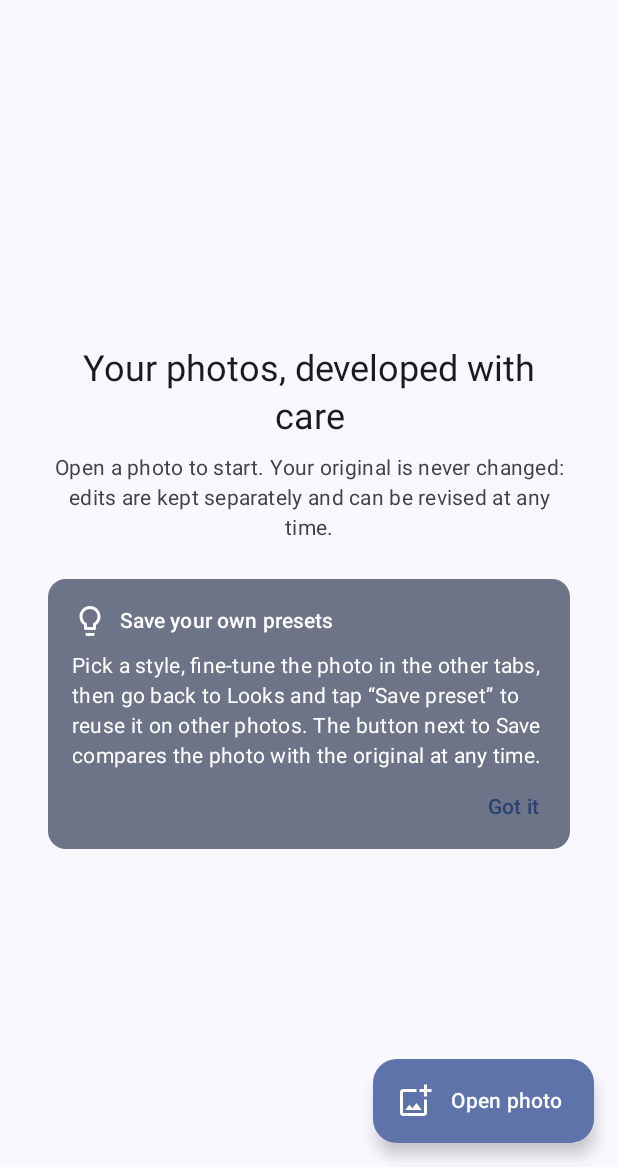
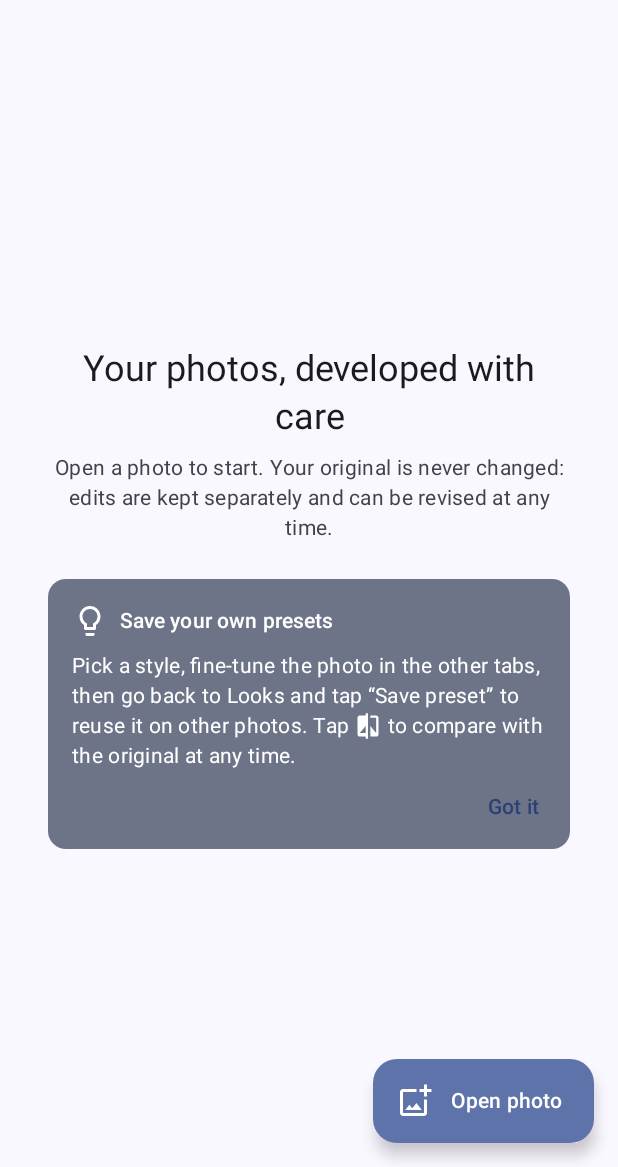
Before and after one commit to steve-linux/photograin, an Android app built with Jetpack Compose: the screen it shows after launch (MainActivity), on a phone screen of 412 x 824 dp, the part 69-1236 px from its top. Run offline under Robolectric (Android 15) with nearby library versions, the phone set to English and light mode, and no system bars.

Commit message:
Show the compare icon inside the tip
Co-Authored-By: Claude Opus 5.5 (1M context) <noreply@anthropic.com>
Claude-Session: https://claude.ai/code/session_01MTUwNtVpXtpk9VQUuotUTJ

```diff
--- a/app/src/main/java/io/github/steve_linux/photograin/ui/home/HomeScreen.kt
+++ b/app/src/main/java/io/github/steve_linux/photograin/ui/home/HomeScreen.kt
@@ -23,8 +23,11 @@ import androidx.compose.foundation.lazy.grid.GridItemSpan
 import androidx.compose.foundation.lazy.grid.LazyVerticalGrid
 import androidx.compose.foundation.lazy.grid.items
 import androidx.compose.foundation.shape.RoundedCornerShape
+import androidx.compose.foundation.text.InlineTextContent
+import androidx.compose.foundation.text.appendInlineContent
 import androidx.compose.material.icons.Icons
 import androidx.compose.material.icons.outlined.AddPhotoAlternate
+import androidx.compose.material.icons.outlined.Compare
 import androidx.compose.material.icons.outlined.Lightbulb
 import androidx.compose.material.icons.outlined.PhotoLibrary
 import androidx.compose.material3.Card
@@ -47,8 +50,12 @@ import androidx.compose.ui.graphics.asImageBitmap
 import androidx.compose.ui.layout.ContentScale
 import androidx.compose.ui.platform.LocalContext
 import androidx.compose.ui.res.stringResource
+import androidx.compose.ui.text.Placeholder
+import androidx.compose.ui.text.PlaceholderVerticalAlign
+import androidx.compose.ui.text.buildAnnotatedString
 import androidx.compose.ui.text.style.TextAlign
 import androidx.compose.ui.unit.dp
+import androidx.compose.ui.unit.em
 import io.github.steve_linux.photograin.R
 import io.github.steve_linux.photograin.data.ImageLoader
 import kotlinx.coroutines.Dispatchers
@@ -148,8 +155,24 @@ private fun PresetTip(onDismiss: () -> Unit) {
                 Text(stringResource(R.string.home_tip_title), style = MaterialTheme.typography.titleSmall)
             }
             Spacer(Modifier.height(8.dp))
+            // {icon} in the text stands for the editor's compare button, drawn inline.
+            val body = stringResource(R.string.home_tip_body)
+            val text = buildAnnotatedString {
+                val parts = body.split("{icon}", limit = 2)
+                append(parts[0])
+                if (parts.size == 2) {
+                    appendInlineContent(COMPARE_ICON, "[compare]")
+                    append(parts[1])
+                }
+            }
+            val iconContent = mapOf(
+                COMPARE_ICON to InlineTextContent(
+                    Placeholder(1.3.em, 1.3.em, PlaceholderVerticalAlign.TextCenter),
+                ) { Icon(Icons.Outlined.Compare, contentDescription = stringResource(R.string.compare)) },
+            )
             Text(
-                stringResource(R.string.home_tip_body),
+                text,
+                inlineContent = iconContent,
                 style = MaterialTheme.typography.bodyMedium,
                 modifier = Modifier.padding(end = 8.dp),
             )
@@ -159,6 +182,8 @@ private fun PresetTip(onDismiss: () -> Unit) {
         }
     }
 }
+
+private const val COMPARE_ICON = "compare"
 
 @Composable
 internal fun RecentThumbnail(uri: Uri, onClick: () -> Unit) {
--- a/app/src/main/res/values/strings.xml
+++ b/app/src/main/res/values/strings.xml
@@ -6,7 +6,7 @@
     <string name="home_empty_title">Your photos, developed with care</string>
     <string name="home_empty_body">Open a photo to start. Your original is never changed: edits are kept separately and can be revised at any time.</string>
     <string name="home_tip_title">Save your own presets</string>
-    <string name="home_tip_body">Pick a style, fine-tune the photo in the other tabs, then go back to Looks and tap “Save preset” to reuse it on other photos. The button next to Save compares the photo with the original at any time.</string>
+    <string name="home_tip_body">Pick a style, fine-tune the photo in the other tabs, then go back to Looks and tap “Save preset” to reuse it on other photos. Tap {icon} to compare with the original at any time.</string>
     <string name="home_tip_dismiss">Got it</string>
     <string name="recent_edits">Recent edits</string>
 
```
Also changed, not shown: 1 other file.
